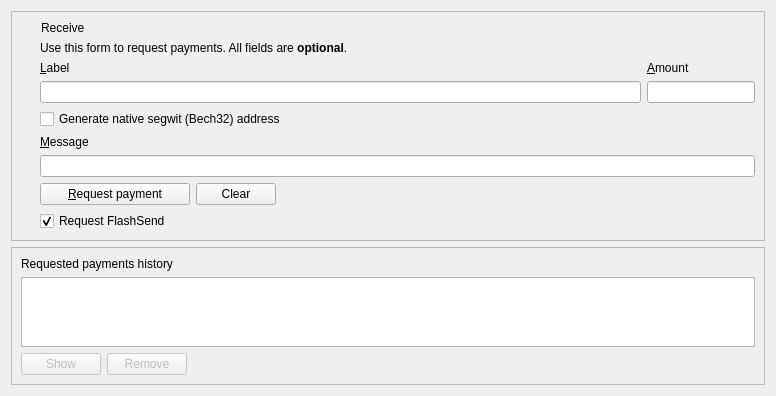
This is src/qt/forms/receivecoinsdialog.ui in hardwarewise/SIN-core as Qt 5 draws it before an edit. The edited form follows.
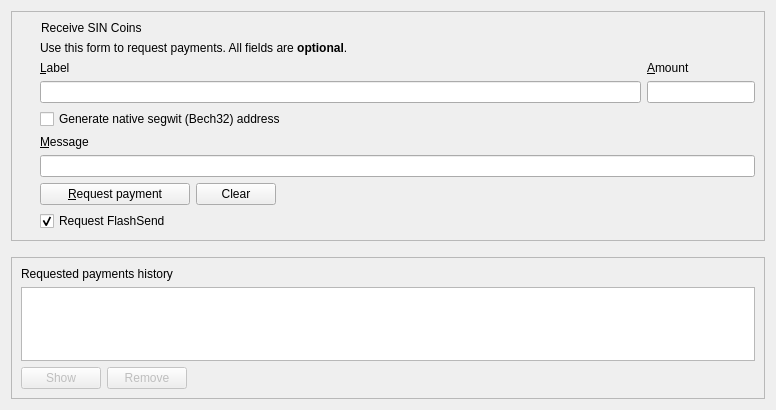
This is the edited form. Icons and pictures are not drawn. Custom widgets are drawn as their Qt base class.

Diff of the .ui file:
```diff
--- a/src/qt/forms/receivecoinsdialog.ui
+++ b/src/qt/forms/receivecoinsdialog.ui
@@ -7,7 +7,7 @@
     <x>0</x>
     <y>0</y>
     <width>776</width>
-    <height>396</height>
+    <height>410</height>
    </rect>
   </property>
   <layout class="QVBoxLayout" name="verticalLayout" stretch="0,0,1">
@@ -95,7 +95,7 @@
         <item row="0" column="0" colspan="3">
          <widget class="QLabel" name="label_4">
           <property name="text">
-           <string>Receive</string>
+           <string>Receive SIN Coins</string>
           </property>
           <property name="indent">
            <number>20</number>
```
